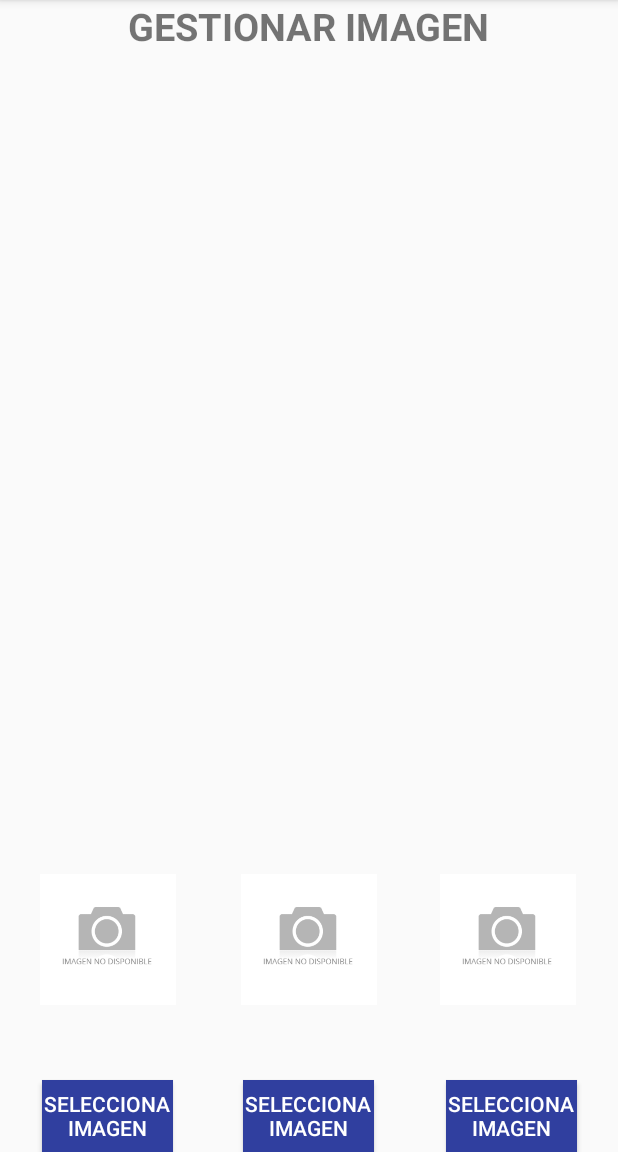
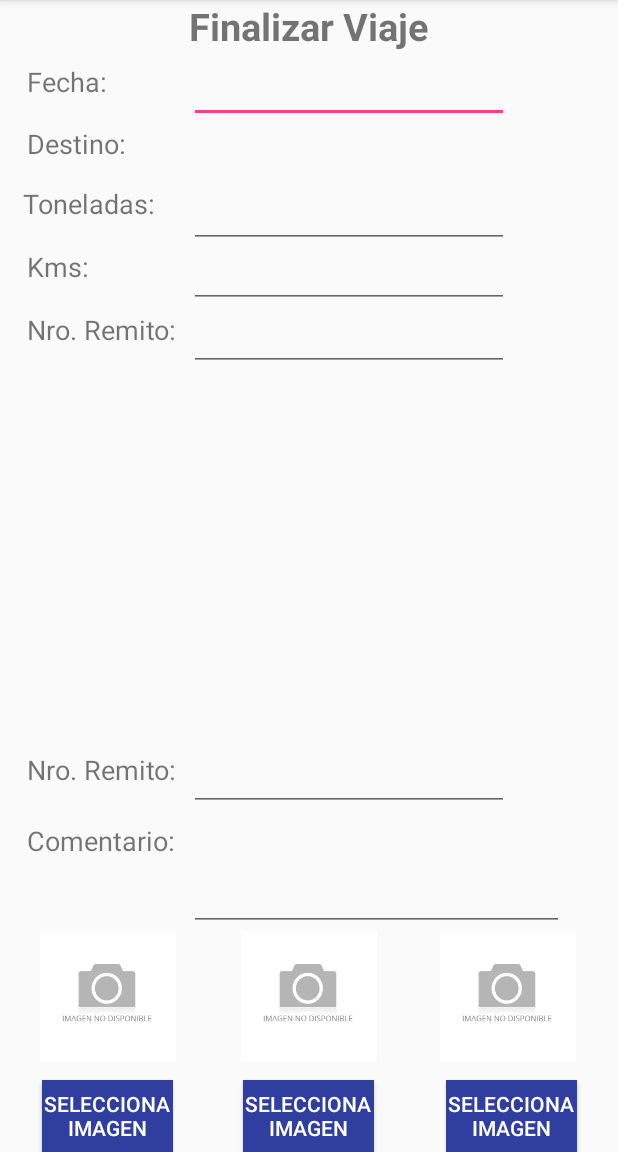
Before and after one commit to joaco-96/TransportesRonqui, an Android app: the FotoActivity screen opened directly, with no data from a screen before it, on a phone screen of 412 x 824 dp, the part 84-1236 px from its top. Run offline under Robolectric (Android 15) with nearby library versions, the phone set to English and light mode, and no system bars.

Commit message:
Interfaz Finalizar Viaje

```diff
--- a/app/src/main/AndroidManifest.xml
+++ b/app/src/main/AndroidManifest.xml
@@ -29,7 +29,7 @@
             </intent-filter>
         </activity>
         <activity android:name=".CapaPresentacion.LoginActivity" />
-        <activity android:name=".CapaPresentacion.FotoActivity" />
+        <activity android:name=".CapaPresentacion.FotoActivity"/>
         <activity android:name=".CapaPresentacion.FinalizarViaje"
             tools:ignore="DuplicateActivity"></activity>
 
--- a/app/src/main/java/com/tecnoinfsanjose/transportesronqui/CapaPresentacion/FotoActivity.java
+++ b/app/src/main/java/com/tecnoinfsanjose/transportesronqui/CapaPresentacion/FotoActivity.java
@@ -186,7 +186,7 @@ public class FotoActivity extends AppCompatActivity {
                             if (opciones[i].equals("Cargar Imagen")){
                                 Intent intent=new Intent(Intent.ACTION_GET_CONTENT, MediaStore.Images.Media.EXTERNAL_CONTENT_URI);
                                 intent.setType("image/");
-                                startActivityForResult(intent.createChooser(intent,"Seleccione la Aplicación"),COD_SELECCIONA+1);
+                                startActivityForResult(intent.createChooser(intent,"Seleccione la Aplicación"),COD_SELECCIONA+2);
                             }else{
                                 dialogInterface.dismiss();
                             }
@@ -279,11 +279,11 @@ public class FotoActivity extends AppCompatActivity {
                     break;
                 case COD_SELECCIONA+2:
                     Uri miPath2=data.getData();
-                    imagen1.setImageURI(miPath2);
+                    imagen2.setImageURI(miPath2);
                     break;
                 case COD_SELECCIONA+3:
                     Uri miPath3=data.getData();
-                    imagen1.setImageURI(miPath3);
+                    imagen3.setImageURI(miPath3);
                     break;
 
                 case COD_FOTO+1:
--- a/app/src/main/res/layout/activity_foto.xml
+++ b/app/src/main/res/layout/activity_foto.xml
@@ -6,18 +6,14 @@
     android:layout_width="match_parent"
     android:layout_height="match_parent"
     tools:context=".CapaPresentacion.FotoActivity">
-    <!--android:paddingBottom="@dimen/activity_vertical_margin"-->
-    <!--android:paddingLeft="@dimen/activity_horizontal_margin"-->
-    <!--android:paddingRight="@dimen/activity_horizontal_margin"-->
-    <!--android:paddingTop="@dimen/activity_vertical_margin"-->
-    <!--tools:context="co.quindio.sena.obtenerimagenesfotogaleria.FotoActivity"-->
+
 
 
 
     <TextView
         android:layout_width="wrap_content"
         android:layout_height="wrap_content"
-        android:text="GESTIONAR IMAGEN"
+        android:text="Finalizar Viaje"
         android:textSize="25sp"
         android:textStyle="bold"
         android:layout_centerHorizontal="true"
@@ -42,7 +38,7 @@
         android:layout_height="87dp"
         android:layout_alignParentBottom="true"
         android:layout_alignParentStart="true"
-        android:layout_marginBottom="98dp"
+        android:layout_marginBottom="60dp"
         android:layout_marginStart="18dp"
         android:src="@drawable/img_base" />
 
@@ -86,4 +82,149 @@
         android:text="Selecciona Imagen"
         android:textColor="#ffff" />
 
+    <EditText
+        android:id="@+id/FVFecha"
+        android:layout_width="wrap_content"
+        android:layout_height="40dp"
+        android:layout_alignParentTop="true"
+        android:layout_marginTop="42dp"
+        android:layout_toEndOf="@+id/imagen1"
+        android:ems="10"
+        android:inputType="date"
+        android:selectAllOnFocus="true"
+        android:singleLine="true"
+        android:textSize="18sp" />
+
+    <TextView
+        android:id="@+id/FVDestino"
+        android:layout_width="216dp"
+        android:layout_height="40dp"
+        android:layout_alignParentTop="true"
+        android:layout_marginTop="83dp"
+        android:layout_toEndOf="@+id/imagen1"
+        android:textSize="18sp" />
+
+    <EditText
+        android:id="@+id/FVToneladas"
+        android:layout_width="wrap_content"
+        android:layout_height="40dp"
+        android:layout_above="@+id/FVKms"
+        android:layout_marginBottom="-165dp"
+        android:layout_toEndOf="@+id/imagen1"
+        android:ems="10"
+        android:inputType="numberDecimal"
+        android:selectAllOnFocus="true"
+        android:singleLine="true" />
+
+    <EditText
+        android:id="@+id/FVKms"
+        android:layout_width="wrap_content"
+        android:layout_height="40dp"
+        android:layout_alignParentTop="true"
+        android:layout_marginTop="165dp"
+        android:layout_toEndOf="@+id/imagen1"
+        android:ems="10"
+        android:inputType="numberSigned"
+        android:selectAllOnFocus="true"
+        android:singleLine="true" />
+
+    <EditText
+        android:id="@+id/FVRemito1"
+        android:layout_width="wrap_content"
+        android:layout_height="40dp"
+        android:layout_alignParentTop="true"
+        android:layout_marginTop="207dp"
+        android:layout_toEndOf="@+id/imagen1"
+        android:ems="10"
+        android:inputType="number"
+        android:selectAllOnFocus="true"
+        android:singleLine="true" />
+
+    <EditText
+        android:id="@+id/FVRemito2"
+        android:layout_width="wrap_content"
+        android:layout_height="40dp"
+        android:layout_alignParentBottom="true"
+        android:layout_marginBottom="227dp"
+        android:layout_toEndOf="@+id/imagen1"
+        android:ems="10"
+        android:inputType="number"
+        android:selectAllOnFocus="true"
+        android:singleLine="true" />
+
+    <EditText
+        android:id="@+id/editText10"
+        android:layout_width="250dp"
+        android:layout_height="75dp"
+        android:layout_above="@+id/imagen1"
+        android:layout_toEndOf="@+id/imagen1"
+        android:ems="10"
+        android:inputType="textMultiLine"
+        android:selectAllOnFocus="true"
+        android:singleLine="true" />
+
+    <TextView
+        android:id="@+id/Fecha"
+        android:layout_width="100dp"
+        android:layout_height="40dp"
+        android:layout_alignBottom="@+id/FVFecha"
+        android:layout_alignStart="@+id/imagen1"
+        android:text="Fecha:"
+        android:textSize="18sp" />
+
+    <TextView
+        android:id="@+id/Destino"
+        android:layout_width="100dp"
+        android:layout_height="40dp"
+        android:layout_alignBottom="@+id/FVDestino"
+        android:layout_alignStart="@+id/imagen1"
+        android:text="Destino:"
+        android:textSize="18sp" />
+
+    <TextView
+        android:id="@+id/Toneladas"
+        android:layout_width="100dp"
+        android:layout_height="40dp"
+        android:layout_alignEnd="@+id/btnCargarImg1"
+        android:layout_below="@+id/FVDestino"
+        android:text="Toneladas:"
+        android:textSize="18sp" />
+
+    <TextView
+        android:id="@+id/Kms"
+        android:layout_width="100dp"
+        android:layout_height="40dp"
+        android:layout_alignBottom="@+id/FVKms"
+        android:layout_alignStart="@+id/imagen1"
+        android:text="Kms:"
+        android:textSize="18sp" />
+
+    <TextView
+        android:id="@+id/Remito1"
+        android:layout_width="100dp"
+        android:layout_height="40dp"
+        android:layout_alignBottom="@+id/FVRemito1"
+        android:layout_alignStart="@+id/imagen1"
+        android:text="Nro. Remito:"
+        android:textSize="18sp" />
+
+    <TextView
+        android:id="@+id/Remito2"
+        android:layout_width="100dp"
+        android:layout_height="40dp"
+        android:layout_alignBottom="@+id/FVRemito2"
+        android:layout_alignStart="@+id/imagen1"
+        android:text="Nro. Remito:"
+        android:textSize="18sp" />
+
+    <TextView
+        android:id="@+id/Observaciones"
+        android:layout_width="100dp"
+        android:layout_height="40dp"
+        android:layout_alignParentBottom="true"
+        android:layout_alignStart="@+id/imagen1"
+        android:layout_marginBottom="180dp"
+        android:text="Comentario:"
+        android:textSize="18sp" />
+
 </RelativeLayout>
```
